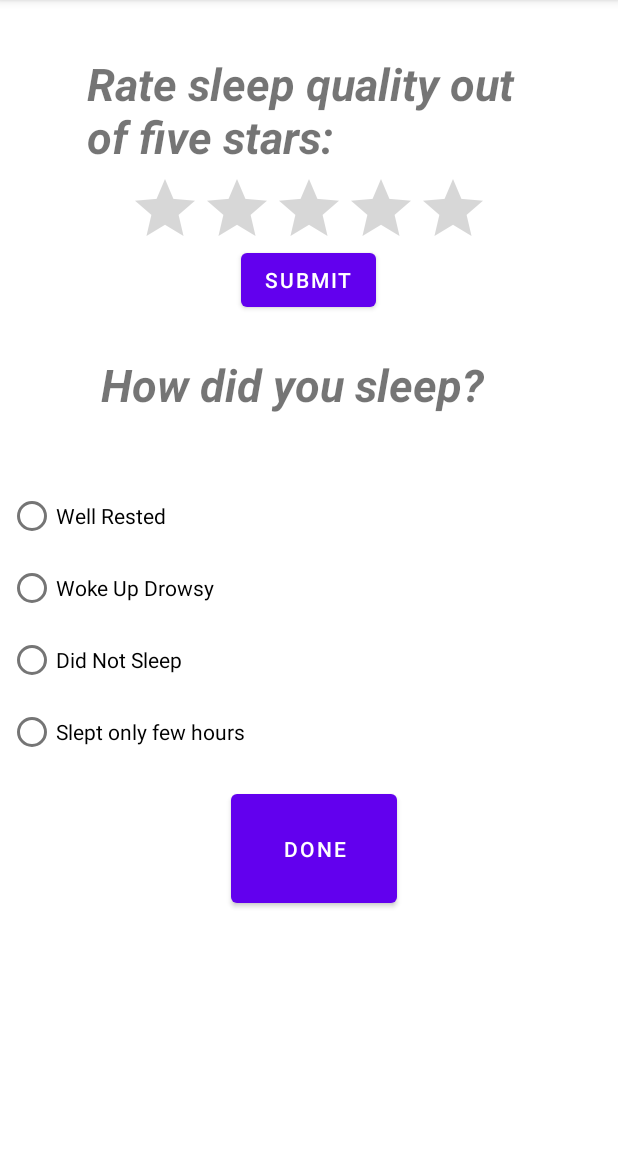
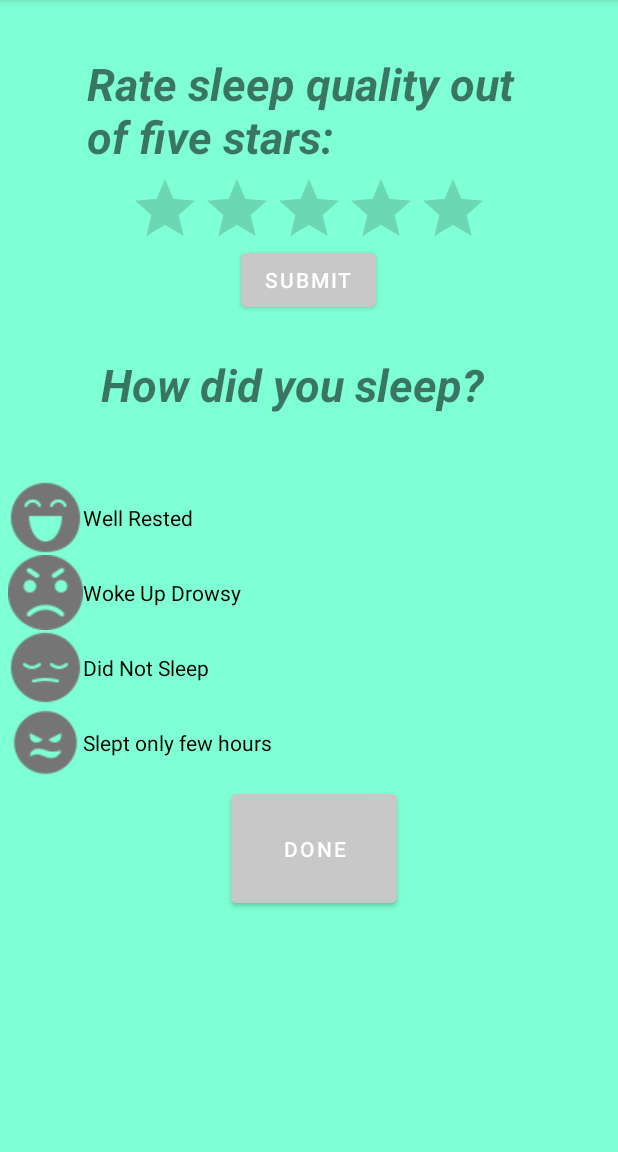
Before and after one commit to DonaldBowler44/sleepTrack, an Android app: the RatingBarFile screen opened directly, with no data from a screen before it, on a phone screen of 412 x 824 dp, the part 84-1236 px from its top. Run offline under Robolectric (Android 15) with nearby library versions, the phone set to English and light mode, and no system bars; our stand-ins replace Firebase (no records; nobody signed in at launch, a user with empty details on screens opened directly).

Commit message:
fourth commit

```diff
--- /dev/null
+++ b/app/src/main/res/drawable/rounded_background.xml
@@ -0,0 +1,6 @@
+<?xml version="1.0" encoding="utf-8"?>
+<shape xmlns:android="http://schemas.android.com/apk/res/android"
+    android:shape="rectangle">
+    <corners android:radius="16dp" />
+    <solid android:color="@color/white" />
+</shape>
--- a/app/src/main/res/layout/activity_alarm_clock.xml
+++ b/app/src/main/res/layout/activity_alarm_clock.xml
@@ -5,6 +5,7 @@
     xmlns:tools="http://schemas.android.com/tools"
     android:layout_width="match_parent"
     android:layout_height="match_parent"
+    android:background="@color/teal2ndver"
     tools:context=".AlarmClock">
 
 <LinearLayout
@@ -42,7 +43,7 @@ android:id="@+id/bottom_navigation_ALarmCl"
 android:layout_width="match_parent"
 android:layout_height="60dp"
 android:layout_alignParentBottom="true"
-app:itemBackground="@color/teal_700"
+app:itemBackground="@color/teal2ndver"
 app:itemIconTint="@drawable/selector"
 app:itemTextColor="@drawable/selector"
 app:menu="@menu/menu_navigation" />
--- a/app/src/main/res/layout/activity_rating_bar.xml
+++ b/app/src/main/res/layout/activity_rating_bar.xml
@@ -5,6 +5,7 @@
     xmlns:tools="http://schemas.android.com/tools"
     android:layout_width="match_parent"
     android:layout_height="match_parent"
+    android:background="@color/teal2ndver"
     tools:context=".RatingBarFile">
 
     <TextView
@@ -46,7 +47,9 @@
             android:id="@+id/RBButton"
             android:layout_width="wrap_content"
             android:layout_height="wrap_content"
-            android:text="@string/submit_RBBut" />
+            android:text="@string/submit_RBBut"
+            android:backgroundTint="@color/light_Grey"
+            />
 
     </LinearLayout>
 
@@ -84,25 +87,34 @@
             android:id="@+id/pickOne"
             android:layout_width="wrap_content"
             android:layout_height="wrap_content"
-            android:text="@string/pickOne_st" />
+            android:text="@string/pickOne_st"
+            android:button="@drawable/wellrestvertwo"
+            />
 
         <RadioButton
             android:id="@+id/pickTwo"
             android:layout_width="wrap_content"
             android:layout_height="wrap_content"
-            android:text="@string/pickTwo_st" />
+            android:text="@string/pickTwo_st"
+            android:button="@drawable/drowsyvertwo"
+            />
 
         <RadioButton
             android:id="@+id/pickThree"
             android:layout_width="wrap_content"
             android:layout_height="wrap_content"
-            android:text="@string/pickThree_st" />
+            android:text="@string/pickThree_st"
+            android:button="@drawable/didnotsleepvertwo"
+            />
+
 
         <RadioButton
             android:id="@+id/pickFour"
             android:layout_width="wrap_content"
             android:layout_height="wrap_content"
-            android:text="@string/pickFour_st" />
+            android:text="@string/pickFour_st"
+            android:button="@drawable/sleptfewhoursvertwo"
+            />
     </RadioGroup>
 
     <Button
@@ -117,5 +129,8 @@
         android:layout_marginTop="523dp"
         android:layout_marginEnd="147dp"
         android:layout_marginBottom="160dp"
-        android:text="@string/Done_st" />
+        android:text="@string/Done_st"
+        android:backgroundTint="@color/light_Grey"
+        />
+
 </RelativeLayout>
--- a/app/src/main/res/values/colors.xml
+++ b/app/src/main/res/values/colors.xml
@@ -11,4 +11,9 @@
     <color name = "colorPrimaryDark">#1989C8</color>
     <color name = "colorAccent">#FF0D3D</color>
     <color name = "textColor">#0B1A37</color>
+    <color name = "yellow">#ffff00</color>
+    <color name = "light_Grey">#C8C8C8</color>
+    <color name = "teal2ndver">#7FFFD4</color>
+
+<!--    teal #7FFFD4-->
 </resources>
--- a/app/src/main/res/values/themes.xml
+++ b/app/src/main/res/values/themes.xml
@@ -6,8 +6,8 @@
         <item name="colorPrimaryVariant">@color/purple_700</item>
         <item name="colorOnPrimary">@color/white</item>
         <!-- Secondary brand color. -->
-        <item name="colorSecondary">@color/teal_200</item>
-        <item name="colorSecondaryVariant">@color/teal_700</item>
+        <item name="colorSecondary">@color/teal2ndver</item>
+        <item name="colorSecondaryVariant">@color/teal2ndver</item>
         <item name="colorOnSecondary">@color/black</item>
         <!-- Status bar color. -->
         <item name="android:statusBarColor">?attr/colorPrimaryVariant</item>
```
Also changed, not shown: app/src/main/res/layout/activity_graph_line.xml (+12 -9 lines), app/src/main/res/layout/activity_main.xml (+6 -3 lines), app/src/main/res/layout/activity_stop_watch.xml (+7 -6 lines), app/src/main/res/drawable/didnotsleepvertwo.png (added), app/src/main/res/drawable/drowsyvertwo.png (added), app/src/main/res/drawable/pausebutton.png (added), app/src/main/res/drawable/playbutton_two.png (added), app/src/main/res/drawable/sleptfewhoursvertwo.png (added), app/src/main/res/drawable/stop_button.png (added), app/src/main/res/drawable/wakeup_two.png (added), app/src/main/res/drawable/wellrestvertwo.png (added).
